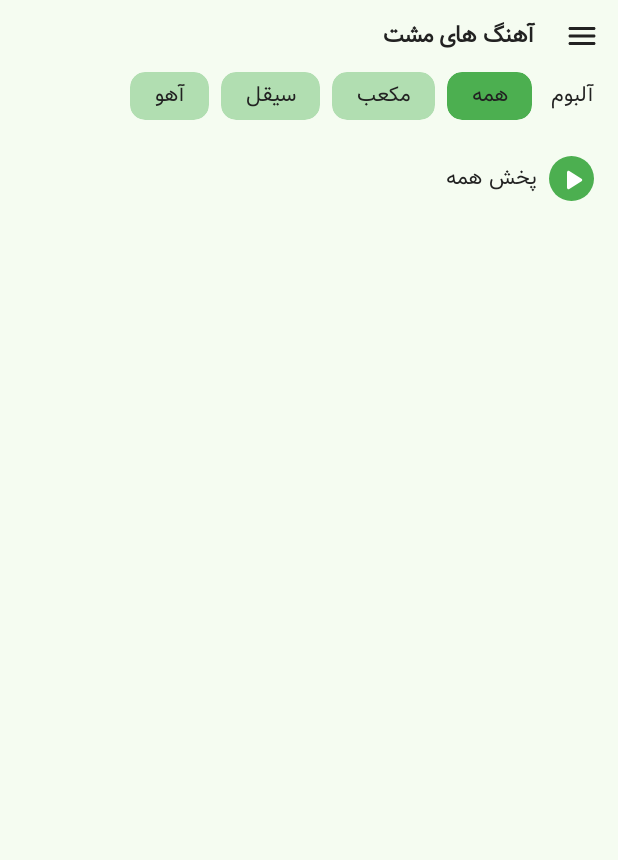
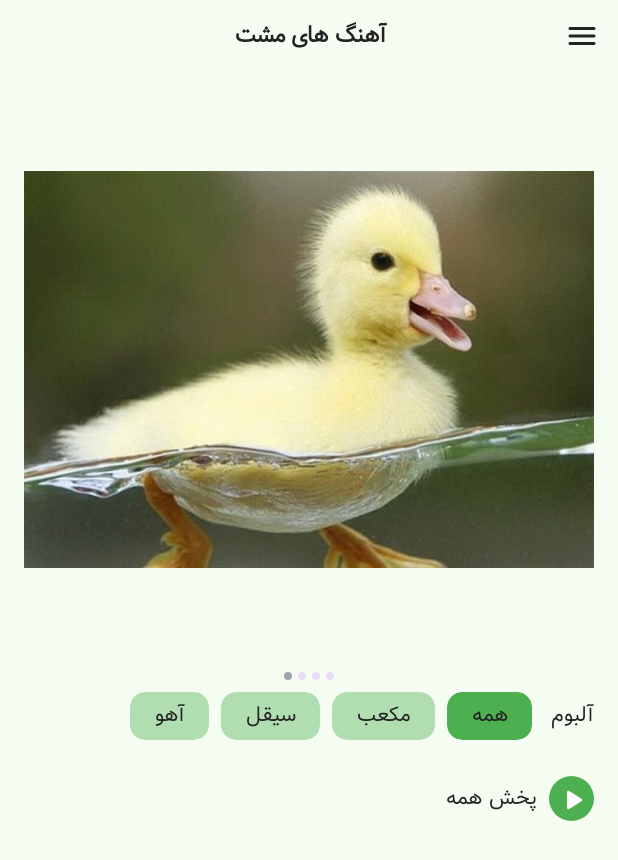
Before and after one commit to alirezasn80/music, an Android app built with Jetpack Compose: the screen it shows after launch (MainActivity), on a phone screen of 412 x 824 dp. Shown: the top 860 px of the screen. Run offline under Robolectric (Android 15) with nearby library versions, the phone set to English and light mode, and no system bars; our stand-ins replace Dagger/Hilt's generated code, Room's generated code; libraries missing offline, so code that uses them is left out: com.google.android.exoplayer2; network calls fail; pictures from the network do not load.

Commit message:
work on slider in home

```diff
--- a/app/src/main/java/ir/flyap/music_a/feature/home/HomeScreen.kt
+++ b/app/src/main/java/ir/flyap/music_a/feature/home/HomeScreen.kt
@@ -1,5 +1,6 @@
 package ir.flyap.music_a.feature.home
 
+import SliderImage
 import android.graphics.BitmapFactory
 import androidx.activity.compose.BackHandler
 import androidx.compose.foundation.BorderStroke
@@ -68,6 +69,7 @@ fun HomeScreen(navigationState: NavigationState, viewModel: HomeViewModel) {
     val state by viewModel.state.collectAsStateWithLifecycle()
     val drawerState = rememberDrawerState(initialValue = DrawerValue.Closed)
     val scope = rememberCoroutineScope()
+    val context = LocalContext.current
 
     // Close drawer
     BackHandler(drawerState.isOpen) {
@@ -100,15 +102,17 @@ fun HomeScreen(navigationState: NavigationState, viewModel: HomeViewModel) {
                 }
             },
             topBar = {
-                Row(
+                Box(
                     Modifier.fillMaxWidth(),
-                    verticalAlignment = Alignment.CenterVertically
                 ) {
+
                     IconButton(onClick = { scope.launch { drawerState.open() } }) {
                         Icon(imageVector = ImageVector.vectorResource(R.drawable.ic_menu), contentDescription = null)
                     }
-                    SmallSpacer()
-                    Text(text = "آهنگ های مشت", style = MaterialTheme.typography.titleSmall)
+
+                    Text(
+                        text = "آهنگ های مشت", style = MaterialTheme.typography.titleSmall, modifier = Modifier.align(Alignment.Center)
+                    )
                 }
 
             }
@@ -119,6 +123,8 @@ fun HomeScreen(navigationState: NavigationState, viewModel: HomeViewModel) {
                     .fillMaxSize()
                     .padding(paddingValues)
             ) {
+                SmallSpacer()
+                SliderImage(imageList = context.assets.list("slider")!!.toList().map { createImageBitmap(context, "slider/$it") })
                 AlbumBar(viewModel::onAlbumClick)
                 SmallSpacer()
                 PlayAll(onClick = { viewModel.playAudio(state.audios[0]) })
@@ -221,7 +227,7 @@ private fun AudioItem(
         modifier = Modifier
             .fillMaxWidth()
             .padding(horizontal = dimension.small, vertical = dimension.extraSmall)
-            .background(MaterialTheme.colorScheme.surface,MaterialTheme.shapes.small)
+            .background(MaterialTheme.colorScheme.surface, MaterialTheme.shapes.small)
             .clickable {
                 onItemClick.invoke()
             }
--- /dev/null
+++ b/app/src/main/java/ir/flyap/music_a/ui/common/Slider.kt
@@ -0,0 +1,120 @@
+import androidx.compose.foundation.ExperimentalFoundationApi
+import androidx.compose.foundation.Image
+import androidx.compose.foundation.background
+import androidx.compose.foundation.layout.Box
+import androidx.compose.foundation.layout.BoxScope
+import androidx.compose.foundation.layout.Column
+import androidx.compose.foundation.layout.ColumnScope
+import androidx.compose.foundation.layout.Spacer
+import androidx.compose.foundation.layout.aspectRatio
+import androidx.compose.foundation.layout.fillMaxHeight
+import androidx.compose.foundation.layout.fillMaxSize
+import androidx.compose.foundation.layout.fillMaxWidth
+import androidx.compose.foundation.layout.height
+import androidx.compose.foundation.layout.padding
+import androidx.compose.foundation.layout.size
+import androidx.compose.foundation.layout.wrapContentHeight
+import androidx.compose.foundation.layout.wrapContentWidth
+import androidx.compose.foundation.lazy.LazyRow
+import androidx.compose.foundation.pager.HorizontalPager
+import androidx.compose.foundation.pager.rememberPagerState
+import androidx.compose.foundation.shape.CircleShape
+import androidx.compose.material3.MaterialTheme
+import androidx.compose.runtime.Composable
+import androidx.compose.runtime.mutableStateOf
+import androidx.compose.runtime.remember
+import androidx.compose.ui.Alignment
+import androidx.compose.ui.Modifier
+import androidx.compose.ui.draw.clip
+import androidx.compose.ui.graphics.Brush
+import androidx.compose.ui.graphics.Color
+import androidx.compose.ui.graphics.ImageBitmap
+import androidx.compose.ui.unit.dp
+import ir.flyap.music_a.ui.theme.ExtraSmallSpacer
+import ir.flyap.music_a.ui.theme.dimension
+import ir.flyap.music_a.utill.rememberWindowSize
+
+
+@OptIn(ExperimentalFoundationApi::class)
+@Composable
+fun SliderImage(
+    imageList: List<ImageBitmap>
+) {
+    val sliderSize = rememberWindowSize().width
+    val count = imageList.size
+    val state = rememberPagerState(initialPage = 0, initialPageOffsetFraction = 0f) { imageList.size }
+    val slideImage = remember { mutableStateOf(imageList[0]) }
+
+    Column(horizontalAlignment = Alignment.CenterHorizontally) {
+
+        HorizontalPager(
+            state = state,
+            reverseLayout = true,
+            modifier = Modifier
+                .padding(horizontal = dimension.medium)
+                .aspectRatio(1f)
+                .size(sliderSize)
+                .clip(MaterialTheme.shapes.small),
+        ) { page ->
+            slideImage.value = imageList[page]
+
+            Image(
+                modifier = Modifier
+                    .fillMaxSize(),
+                bitmap = slideImage.value,
+                contentDescription = null
+            )
+
+        }
+        ExtraSmallSpacer()
+
+        DotsIndicator(
+            totalDots = count,
+            selectedIndex = state.currentPage,
+            selectedColor = Color(0xFFA0A4B2),
+            unSelectedColor = MaterialTheme.colorScheme.secondaryContainer
+        )
+
+    }
+
+}
+
+@Composable
+private fun DotsIndicator(
+    totalDots: Int,
+    selectedIndex: Int,
+    selectedColor: Color,
+    unSelectedColor: Color,
+) {
+
+    LazyRow(
+        modifier = Modifier
+            .wrapContentWidth()
+            .wrapContentHeight()
+            .padding(8.dp),
+        reverseLayout = true
+    ) {
+
+        items(totalDots) { index ->
+            if (index == selectedIndex) {
+                Box(
+                    modifier = Modifier
+                        .size(5.dp)
+                        .clip(CircleShape)
+                        .background(selectedColor)
+                )
+            } else {
+                Box(
+                    modifier = Modifier
+                        .size(5.dp)
+                        .clip(CircleShape)
+                        .background(unSelectedColor)
+                )
+            }
+
+            if (index != totalDots - 1) {
+                Spacer(modifier = Modifier.padding(horizontal = 2.dp))
+            }
+        }
+    }
+}
```
Also changed, not shown: app/src/main/assets/slider/a.jpg (added), app/src/main/assets/slider/b.jpg (added), app/src/main/assets/slider/d.jpg (added), app/src/main/assets/slider/e.jpg (added).
